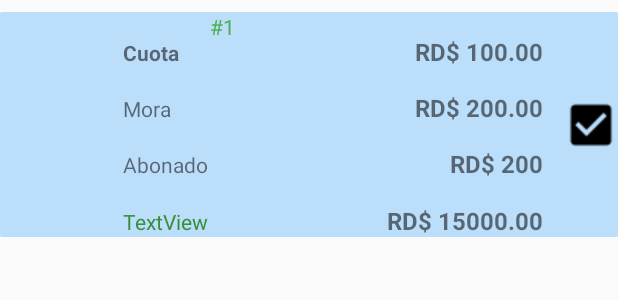
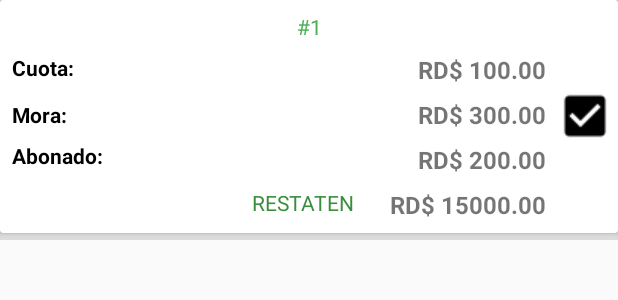
Before and after one commit to aneudyHub/lsp_android, an Android app: the layout cuota_item.xml on its own in the app's theme, with its tools: preview values and no code run, on a phone screen of 412 x 824 dp. Shown: the top 300 px of the screen. Run offline under Robolectric (Android 15) with nearby library versions, the phone set to English and light mode, and no system bars; network calls fail.

Commit message:
Cuadre cobrador, sync_time

```diff
--- a/app/src/main/AndroidManifest.xml
+++ b/app/src/main/AndroidManifest.xml
@@ -30,6 +30,7 @@
         android:icon="@mipmap/ic_logo"
         android:label="@string/app_name"
         android:theme="@style/AppTheme"
+        android:largeHeap="true"
 
        >
         <activity
--- a/app/src/main/java/com/system/lsp/provider/Contract.java
+++ b/app/src/main/java/com/system/lsp/provider/Contract.java
@@ -94,6 +94,7 @@ public class Contract {
         String ZONA="zona";
         String TOKEN="token";
         String EMAIL="email";
+        String SYNC_TIME="sync_time";
     }
 
     interface ColumnasListaCuotasHoy{
@@ -193,8 +194,8 @@ public class Contract {
 
         public static int generarIdCuotasPaga(){
 
-            int min = 700000;
-            int max = 2000000;
+            int min = 600000000;
+            int max = 2000000000;
 
             Random r = new Random();
             int i1 = r.nextInt(max - min + 1) + min;
--- a/app/src/main/java/com/system/lsp/provider/DatabaseHandler.java
+++ b/app/src/main/java/com/system/lsp/provider/DatabaseHandler.java
@@ -117,7 +117,8 @@ public class DatabaseHandler extends SQLiteOpenHelper{
                 Cobrador.NOMBRE+" TEXT,"+
                 Cobrador.ZONA+" TEXT,"+
                 Cobrador.TOKEN+" TEXT,"+
-                Cobrador.EMAIL+" TEXT);";
+                Cobrador.EMAIL+" TEXT,"+
+                Cobrador.SYNC_TIME+" TIMESTAMP);";
 
         db.execSQL(CobradorT);
 
--- a/app/src/main/java/com/system/lsp/ui/AdaptadorCuotas.java
+++ b/app/src/main/java/com/system/lsp/ui/AdaptadorCuotas.java
@@ -142,6 +142,7 @@ public class AdaptadorCuotas extends RecyclerView.Adapter<AdaptadorCuotas.ViewHo
 
     @Override
     public ViewHolder onCreateViewHolder(ViewGroup parent, int viewType) {
+
 
         Log.e("Este es el valor","Estoy aca");
         View v = LayoutInflater.from(parent.getContext())
--- a/app/src/main/java/com/system/lsp/ui/Pagos/Pagos.java
+++ b/app/src/main/java/com/system/lsp/ui/Pagos/Pagos.java
@@ -195,6 +195,9 @@ public class Pagos extends AppCompatActivity implements LoaderManager.LoaderCall
         ContentValues valores = new ContentValues();
 
         //fecha-pago,ip-prestamo,nombre-cliente,detallpago,total-pagado,nombre-cobrador
+
+        int idAutoGenerado = Contract.CuotaPaga.generarIdCuotasPaga();
+        Log.e("ID-GENERADO",""+ idAutoGenerado);
         Log.e("FECHA",""+  UTiempo.obtenerTiempo());
         Log.e("ID-COBRADOR",""+ UPreferencias.obtenerIdUsuario(this));
         Log.e("NOMBRE-COBRADOR",""+ UPreferencias.obtenerNombreUsuario(this));
@@ -206,7 +209,7 @@ public class Pagos extends AppCompatActivity implements LoaderManager.LoaderCall
         Log.e("TOTAL-MORA-P",String.valueOf(CuotasAdapter.totalMora));
 
 
-        valores.put(Contract.CuotaPaga.ID,Contract.CuotaPaga.generarIdCuotasPaga());
+        valores.put(Contract.CuotaPaga.ID,idAutoGenerado);
         valores.put(Contract.CuotaPaga.FECHA,UTiempo.obtenerTiempo());
         valores.put(Contract.CuotaPaga.COBRADOR_ID,UPreferencias.obtenerIdUsuario(this));
         valores.put(Contract.CuotaPaga.NOMBRE_COBRADOR,UPreferencias.obtenerNombreUsuario(this));
--- a/app/src/main/res/layout/cuota_item.xml
+++ b/app/src/main/res/layout/cuota_item.xml
@@ -1,170 +1,162 @@
 <?xml version="1.0" encoding="utf-8"?>
-<android.support.constraint.ConstraintLayout xmlns:android="http://schemas.android.com/apk/res/android"
+
+<android.support.design.widget.CoordinatorLayout
+    xmlns:android="http://schemas.android.com/apk/res/android"
     xmlns:app="http://schemas.android.com/apk/res-auto"
     xmlns:tools="http://schemas.android.com/tools"
+    android:background="@color/negro12"
     android:layout_width="match_parent"
-    android:layout_height="150dp"
-    android:layout_marginTop="8dp">
+    android:layout_height="160dp"
+    >
 
     <android.support.v7.widget.CardView
         android:id="@+id/Layout"
         android:layout_width="match_parent"
-        android:layout_height="match_parent"
-        app:layout_constraintEnd_toEndOf="parent"
-        app:layout_constraintHorizontal_bias="0.0"
-        app:layout_constraintStart_toStartOf="parent"
-        app:layout_constraintTop_toTopOf="parent">
+        android:layout_height="155dp"
+        android:foreground="?android:attr/selectableItemBackground"
+       >
+
 
         <android.support.constraint.ConstraintLayout
+            android:id="@+id/relativeLayout"
             android:layout_width="match_parent"
             android:layout_height="match_parent"
-            android:background="@color/azul100">
-
-            <LinearLayout
-                android:layout_width="280dp"
-                android:layout_height="match_parent"
-                android:layout_marginEnd="50dp"
-                android:orientation="vertical"
-                android:weightSum="4"
-                app:layout_constraintBottom_toBottomOf="parent"
-                app:layout_constraintEnd_toEndOf="parent"
-                app:layout_constraintTop_toTopOf="parent"
-                app:layout_constraintVertical_bias="0.0">
-
-                <LinearLayout
-                    android:layout_width="match_parent"
-                    android:layout_height="0dp"
-                    android:layout_weight="1"
-                    android:orientation="horizontal">
+            android:paddingBottom="8dp"
+            android:paddingTop="8dp">
 
             <TextView
                 android:id="@+id/textView6"
                 android:layout_width="0dp"
                 android:layout_height="wrap_content"
-                        android:layout_gravity="bottom|left"
+                android:layout_marginStart="8dp"
+                android:layout_marginTop="8dp"
                 android:layout_weight="1"
-                        android:gravity="left"
-                        android:text="Cuota"
-                        android:textStyle="bold" />
+                android:text="Cuota:"
+                android:textColor="#000"
+                android:textStyle="bold"
+                app:layout_constraintStart_toStartOf="parent"
+                app:layout_constraintTop_toBottomOf="@+id/Cuota_Numero" />
 
             <TextView
                 android:id="@+id/Cuot_Monto"
                 android:layout_width="0dp"
                 android:layout_height="wrap_content"
                 android:layout_gravity="bottom|right"
+                android:layout_marginEnd="8dp"
+                android:layout_marginStart="8dp"
+                android:layout_marginTop="8dp"
                 android:layout_weight="1"
                 android:gravity="right"
                 android:text="RD$ 100.00"
                 android:textSize="16sp"
-                        android:textStyle="bold" />
+                android:textStyle="bold"
+                app:layout_constraintEnd_toStartOf="@+id/Cuota_Modificacion"
+                app:layout_constraintStart_toEndOf="@+id/textView6"
+                app:layout_constraintTop_toBottomOf="@+id/Cuota_Numero" />
 
-                </LinearLayout>
-
-                <LinearLayout
-                    android:layout_width="match_parent"
-                    android:layout_height="0dp"
-                    android:layout_weight="1"
-                    android:orientation="horizontal"
-                    android:weightSum="2">
 
             <TextView
                 android:id="@+id/textView5"
                 android:layout_width="0dp"
                 android:layout_height="wrap_content"
-                        android:layout_gravity="bottom|left"
+                android:layout_marginStart="8dp"
+                android:layout_marginTop="12dp"
                 android:layout_weight="1"
-                        android:gravity="left"
-                        android:text="Mora" />
+                android:text="Mora:"
+                android:textColor="#000"
+                android:textStyle="bold"
+                app:layout_constraintStart_toStartOf="parent"
+                app:layout_constraintTop_toBottomOf="@+id/textView6" />
 
             <TextView
                 android:id="@+id/Mora_Monto"
                 android:layout_width="0dp"
                 android:layout_height="wrap_content"
                 android:layout_gravity="bottom|right"
+                android:layout_marginEnd="8dp"
+                android:layout_marginStart="8dp"
+                android:layout_marginTop="8dp"
                 android:layout_weight="1"
                 android:gravity="right"
-                        android:text="RD$ 200.00"
+                android:text="RD$ 300.00"
                 android:textSize="16sp"
                 android:textStyle="bold"
-                        tools:layout_editor_absoluteY="38dp" />
+                app:layout_constraintEnd_toStartOf="@+id/Cuota_Modificacion"
+                app:layout_constraintStart_toEndOf="@+id/textView5"
+                app:layout_constraintTop_toBottomOf="@+id/Cuot_Monto" />
 
-                </LinearLayout>
-
-                <LinearLayout
-                    android:layout_width="match_parent"
-                    android:layout_height="0dp"
-                    android:layout_weight="1"
-                    android:orientation="horizontal"
-                    android:weightSum="2">
 
             <TextView
                 android:id="@+id/textView9"
                 android:layout_width="0dp"
                 android:layout_height="wrap_content"
-                        android:layout_gravity="bottom|left"
+                android:layout_marginStart="8dp"
+                android:layout_marginTop="8dp"
                 android:layout_weight="1"
-                        android:gravity="left"
-                        android:text="Abonado" />
+                android:text="Abonado:"
+                android:textColor="#000"
+                android:textStyle="bold"
+                app:layout_constraintStart_toStartOf="parent"
+                app:layout_constraintTop_toBottomOf="@+id/textView5" />
 
             <TextView
                 android:id="@+id/Abonado"
                 android:layout_width="0dp"
                 android:layout_height="wrap_content"
                 android:layout_gravity="bottom|right"
+                android:layout_marginEnd="8dp"
+                android:layout_marginStart="8dp"
+                android:layout_marginTop="8dp"
                 android:layout_weight="1"
                 android:gravity="right"
-                        android:text="RD$ 200"
+                android:text="RD$ 200.00"
                 android:textSize="16sp"
-                        android:textStyle="bold" />
+                android:textStyle="bold"
+                app:layout_constraintEnd_toStartOf="@+id/Cuota_Modificacion"
+                app:layout_constraintStart_toEndOf="@+id/textView9"
+                app:layout_constraintTop_toBottomOf="@+id/Mora_Monto" />
 
-                </LinearLayout>
-
-                <LinearLayout
-                    android:layout_width="match_parent"
-                    android:layout_height="0dp"
-                    android:layout_weight="1"
-                    android:orientation="horizontal">
 
             <TextView
                 android:id="@+id/Restante"
                 android:layout_width="0dp"
                 android:layout_height="wrap_content"
                 android:layout_gravity="bottom|left"
+                android:layout_marginEnd="24dp"
+                android:layout_marginTop="12dp"
                 android:layout_weight="1"
                 android:gravity="left"
-                        android:text="TextView"
+                android:text="RESTATEN"
                 android:textColor="@color/colorPrimaryDark"
-                        tools:layout_editor_absoluteX="0dp"
-                        tools:layout_editor_absoluteY="99dp" />
+                app:layout_constraintEnd_toStartOf="@+id/Total_Monto"
+                app:layout_constraintTop_toBottomOf="@+id/textView9" />
 
             <TextView
                 android:id="@+id/Total_Monto"
                 android:layout_width="0dp"
                 android:layout_height="wrap_content"
-                        android:layout_gravity="bottom|right"
+                android:layout_marginEnd="8dp"
+                android:layout_marginTop="8dp"
                 android:layout_weight="1"
-                        android:gravity="right"
                 android:text="RD$ 15000.00"
                 android:textSize="16sp"
                 android:textStyle="bold"
-                        tools:layout_editor_absoluteX="32dp"
-                        tools:layout_editor_absoluteY="48dp" />
-                </LinearLayout>
+                app:layout_constraintEnd_toStartOf="@+id/Cuota_Modificacion"
+                app:layout_constraintTop_toBottomOf="@+id/Abonado" />
 
-
-            </LinearLayout>
 
             <TextView
                 android:id="@+id/Cuota_Numero"
                 android:layout_width="wrap_content"
                 android:layout_height="wrap_content"
-                android:layout_marginStart="140dp"
+                android:layout_marginEnd="8dp"
+                android:layout_marginStart="8dp"
+                android:text="#1"
                 android:textColor="@color/colorPrimary"
-                android:text="#1"
-                app:layout_constraintBottom_toBottomOf="parent"
+                app:layout_constraintEnd_toEndOf="parent"
+                app:layout_constraintHorizontal_bias="0.501"
                 app:layout_constraintStart_toStartOf="parent"
-                app:layout_constraintTop_toTopOf="parent"
-                app:layout_constraintVertical_bias="0.0" />
+                tools:layout_editor_absoluteY="0dp" />
 
             <TextView
                 android:id="@+id/Cuota_Fecha"
@@ -183,11 +175,13 @@
                 android:id="@+id/Cuota_Modificacion"
                 android:layout_width="wrap_content"
                 android:layout_height="wrap_content"
+                android:layout_marginEnd="4dp"
                 android:src="@drawable/ic_check_box_black_24dp"
                 app:layout_constraintBottom_toBottomOf="parent"
                 app:layout_constraintEnd_toEndOf="parent"
-                app:layout_constraintTop_toTopOf="parent" />
+                app:layout_constraintTop_toTopOf="parent"
+                app:layout_constraintVertical_bias="0.495" />
 
         </android.support.constraint.ConstraintLayout>
     </android.support.v7.widget.CardView>
-</android.support.constraint.ConstraintLayout>
+</android.support.design.widget.CoordinatorLayout>
--- a/app/src/main/res/menu/menu_historial_pagos.xml
+++ b/app/src/main/res/menu/menu_historial_pagos.xml
@@ -2,9 +2,9 @@
 <menu xmlns:android="http://schemas.android.com/apk/res/android"
     xmlns:app="http://schemas.android.com/apk/res-auto">
     <item
-        android:id="@+id/action_settings"
+        android:id="@+id/imprimirCuadre"
         android:orderInCategory="100"
-        android:title="TEST IMPRESORA"
+        android:title="Imprimir Cuadre"
         app:showAsAction="never" />
 
     <item android:id="@+id/search"
```
Also changed, not shown: app/src/main/java/com/system/lsp/fragmentos/FragmentHistorialPagos.java (+87 -9 lines), app/src/main/java/com/system/lsp/fragmentos/FragmentListaCoutas.java (+105 -0 lines), app/src/main/java/com/system/lsp/provider/OperacionesBaseDatos.java (+39 -42 lines), app/src/main/java/com/system/lsp/sync/SyncAdapter.java (+55 -5 lines), app/src/main/java/com/system/lsp/utilidades/ZebraPrint.java (+78 -0 lines). Lines whose indentation alone changed are shown as unchanged.
